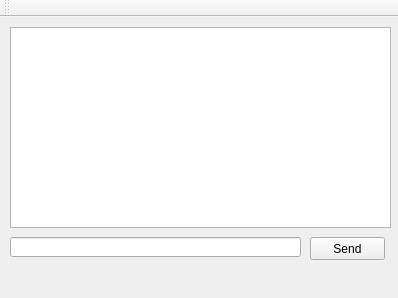
Before: the Qt Designer form mainwindow/mainwindow.ui in koalacoding/your_chat, drawn with Qt 5.
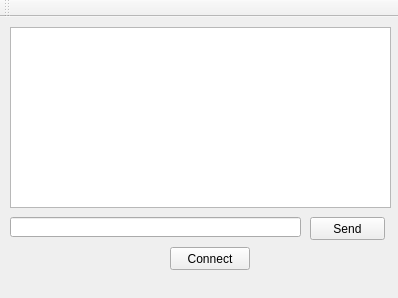
After: the same form once the commit is applied.

```diff
--- a/mainwindow/mainwindow.ui
+++ b/mainwindow/mainwindow.ui
@@ -36,7 +36,7 @@
     <property name="geometry">
      <rect>
       <x>310</x>
-      <y>220</y>
+      <y>200</y>
       <width>75</width>
       <height>23</height>
      </rect>
@@ -49,7 +49,7 @@
     <property name="geometry">
      <rect>
       <x>10</x>
-      <y>220</y>
+      <y>200</y>
       <width>291</width>
       <height>20</height>
      </rect>
@@ -61,10 +61,23 @@
       <x>10</x>
       <y>10</y>
       <width>381</width>
-      <height>201</height>
+      <height>181</height>
      </rect>
     </property>
    </widget>
+   <widget class="QPushButton" name="pushButton_2">
+    <property name="geometry">
+     <rect>
+      <x>170</x>
+      <y>230</y>
+      <width>80</width>
+      <height>23</height>
+     </rect>
+    </property>
+    <property name="text">
+     <string>Connect</string>
+    </property>
+   </widget>
   </widget>
   <widget class="QMenuBar" name="menuBar">
    <property name="geometry">
```
